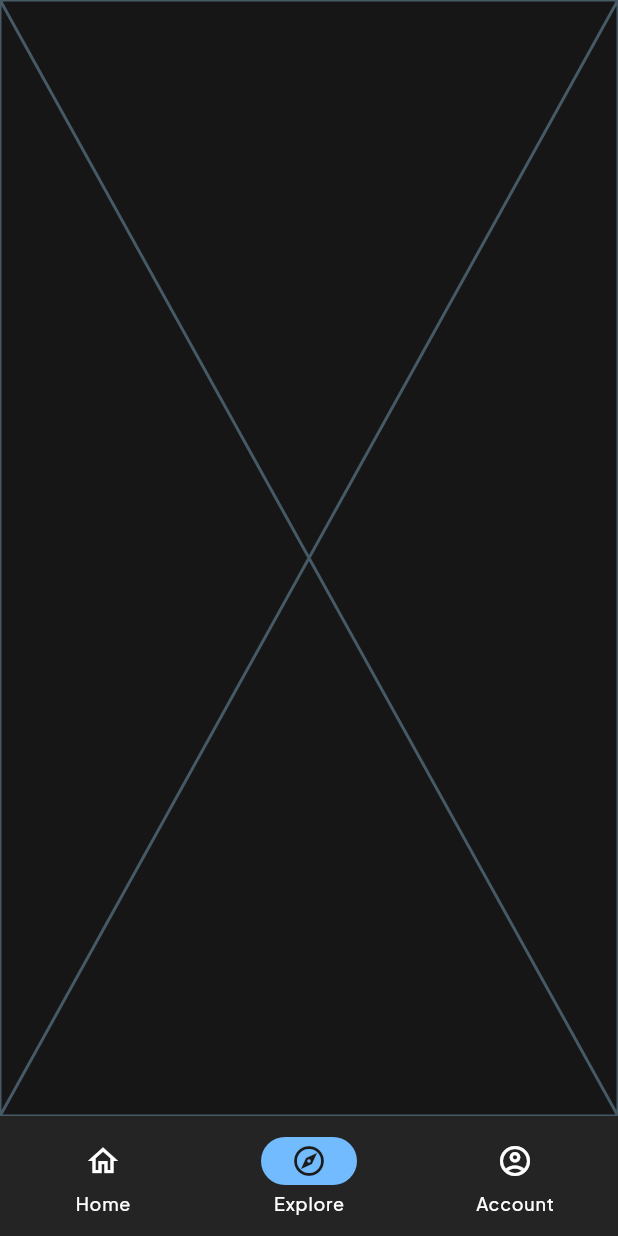
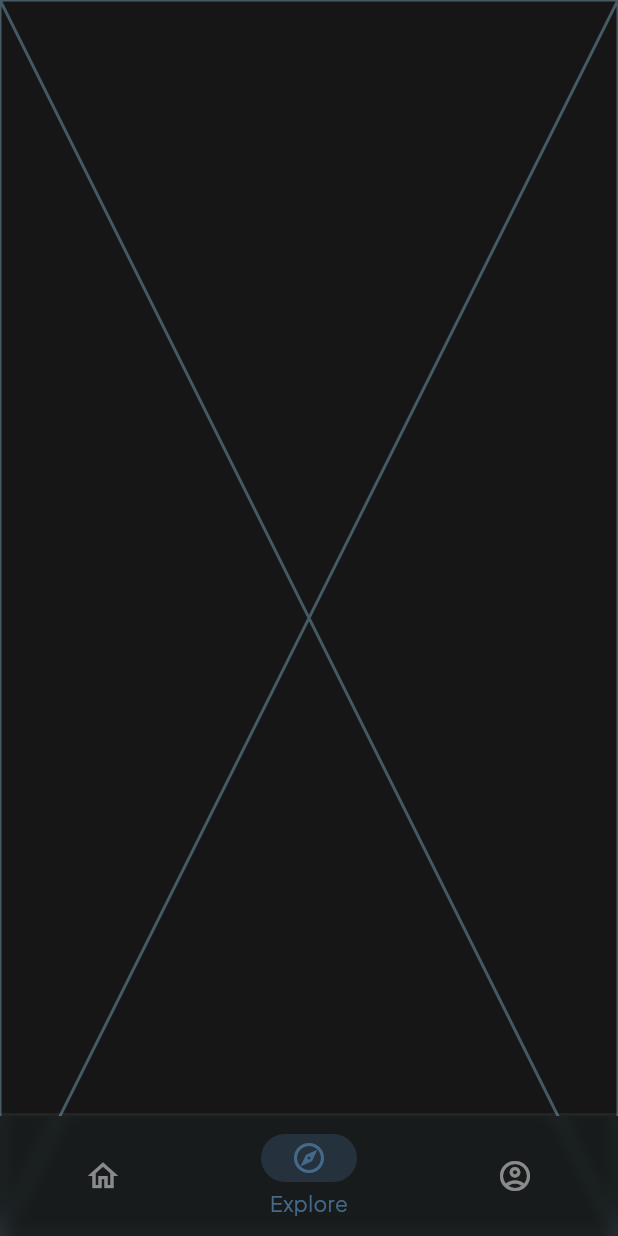
Before and after one commit to Coiner-App/coiner, a Flutter app: the screen it shows after launch, item 2 of the bottom bar chosen, on a phone screen of 412 x 824 dp. Run offline on Flutter 3.47's test engine with Material 3 defaults, Android fonts, the phone set to English and light mode, and no system bars; our stand-ins replace go_router, google_fonts.

Commit message:
Style bottom bar and add a blur effect
Scaffold extend body so the contents go below the bottom bar and the blur effect is seen, yay!

```diff
--- a/lib/theme/ctheme.dart
+++ b/lib/theme/ctheme.dart
@@ -13,7 +13,7 @@
     static const Color opacityBG = Color(0x0AFFFFFF);
     static const Color surface = Color(0xFF161617);
     static const Color onSurface = Colors.white;
-    static const Color surfaceContainer = Color(0xFF242424);
+    static const Color surfaceContainer = Color(0xFF192020);
     // Light mode
     static const Color lopacityBG = Color(0x0AFFFFFF);
     static const Color lsurface = Color(0xFF161617);
@@ -26,6 +26,16 @@
         final theme = brightness == Brightness.dark ? ThemeData.dark().textTheme : ThemeData.light().textTheme;
         return GoogleFonts.plusJakartaSansTextTheme(theme);
     }
-    static ThemeData get cLightTheme => ThemeData.from(colorScheme: cLightScheme, textTheme: cTextTheme(Brightness.light));
-    static ThemeData get cDarkTheme => ThemeData.from(colorScheme: cDarkScheme, textTheme: cTextTheme(Brightness.dark));
+    static NavigationBarThemeData cNavbarTheme = NavigationBarThemeData(
+      indicatorColor: primary.withValues(alpha: 0.3),
+      labelTextStyle: WidgetStatePropertyAll(cTextTheme(Brightness.dark).labelLarge?.copyWith(color: primary)),
+      labelBehavior: NavigationDestinationLabelBehavior.onlyShowSelected,
+      iconTheme: WidgetStateProperty.resolveWith((states) {
+        if (states.contains(WidgetState.selected)) {
+          return const IconThemeData(color: primary);
+        }
+        return const IconThemeData(color: onSurface); // Uses default unselected color
+      }));
+    static ThemeData get cLightTheme => ThemeData.from(colorScheme: cLightScheme, textTheme: cTextTheme(Brightness.light)).copyWith(navigationBarTheme: cNavbarTheme);
+    static ThemeData get cDarkTheme => ThemeData.from(colorScheme: cDarkScheme, textTheme: cTextTheme(Brightness.dark)).copyWith(navigationBarTheme: cNavbarTheme);
 }
--- a/lib/view/main_view.dart
+++ b/lib/view/main_view.dart
@@ -1,4 +1,5 @@
 import 'package:coiner/view/widgets/animated_index_stack.dart';
+import 'package:coiner/view/widgets/blurred_navigation_bar.dart';
 import 'package:flutter/material.dart';
 import 'package:go_router/go_router.dart';
 
@@ -10,8 +11,9 @@ class MainView extends StatelessWidget {
   @override
   Widget build(BuildContext context) {
     return Scaffold(
-      bottomNavigationBar: NavigationBar(
-        destinations: <Widget>[
+      extendBody: true,
+      bottomNavigationBar: BlurredNavigationBar(
+        destinations: <NavigationDestination>[
           NavigationDestination(icon: Icon(Icons.home_outlined), label: 'Home'),
           NavigationDestination(icon: Icon(Icons.explore_outlined), label: 'Explore'),
           NavigationDestination(icon: Icon(Icons.account_circle_outlined), label: 'Account'),
--- /dev/null
+++ b/lib/view/widgets/blurred_navigation_bar.dart
@@ -0,0 +1,63 @@
+
+import 'dart:ui';
+import 'package:flutter/material.dart';
+
+/// Navigation Bar with divider and blur
+class BlurredNavigationBar extends StatelessWidget {
+  final double filterX;
+  final double filterY;
+  final double opacity;
+  final double? height;
+  final Color? backgroundColor;
+  final int selectedIndex;
+  final List<Widget> destinations;
+  final Function(int) onDestinationSelected;
+
+  const BlurredNavigationBar(
+      {super.key,
+      this.filterX = 5.0,
+      this.filterY = 5.0,
+      this.opacity = 0.5,
+      this.height,
+      this.backgroundColor,
+      this.selectedIndex = 0,
+      required this.destinations,
+      required this.onDestinationSelected});
+
+  @override
+  Widget build(BuildContext context) {
+    return Align(
+      alignment: Alignment.bottomCenter,
+      child: Column(mainAxisSize: MainAxisSize.min, children: <Widget>[
+        const Align(
+          alignment: Alignment.bottomCenter,
+          child: Divider(
+            height: 1,
+            thickness: 2,
+            indent: 0.0,
+            endIndent: 0.0,
+            color: Color(0x0FFFFFFF),
+          ),
+        ),
+        ClipRect(
+          child: BackdropFilter(
+            filter: ImageFilter.blur(
+              sigmaX: filterX,
+              sigmaY: filterY,
+            ),
+            child: Opacity(
+              opacity: opacity,
+              child: NavigationBar(
+                height: height,
+                backgroundColor: backgroundColor,
+                destinations: destinations,
+                selectedIndex: selectedIndex,
+                onDestinationSelected: onDestinationSelected,
+              ),
+            ),
+          ),
+        ),
+      ]),
+    );
+  }
+}
```
